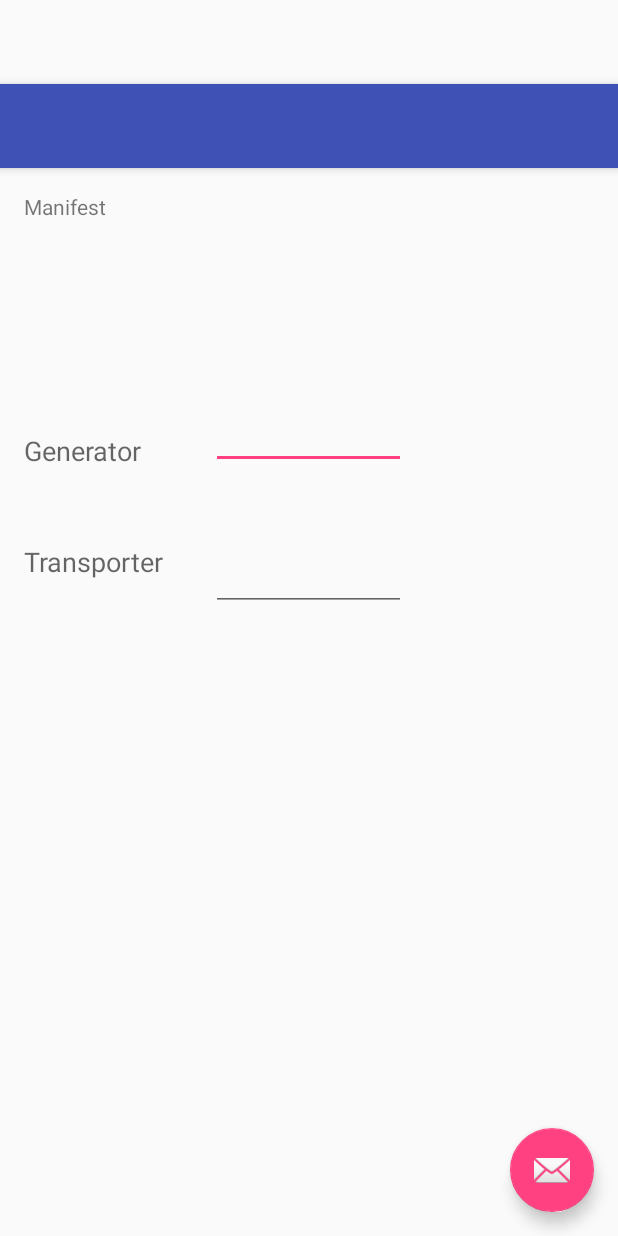
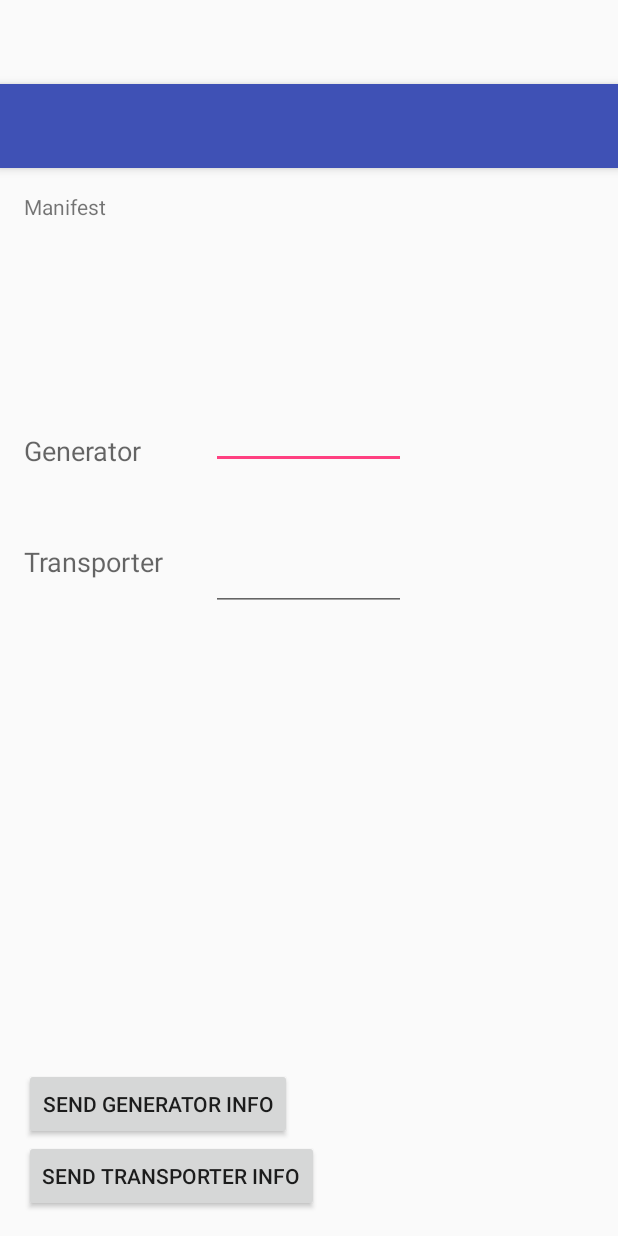
Before and after one commit to amdonov/hazmat, an Android app: the layout app_bar_generator.xml on its own in the app's theme, with its tools: preview values and no code run, on a phone screen of 412 x 824 dp. Run offline under Robolectric (Android 15) with nearby library versions, the phone set to English and light mode, and no system bars.

Commit message:
Implemented Transfer

```diff
--- a/app/src/main/AndroidManifest.xml
+++ b/app/src/main/AndroidManifest.xml
@@ -14,6 +14,7 @@
         android:theme="@style/AppTheme">
         <activity
             android:name=".GeneratorActivity"
+            android:launchMode="singleTask"
             android:label="@string/app_name"
             android:theme="@style/AppTheme.NoActionBar">
             <intent-filter>
--- a/app/src/main/res/layout/app_bar_generator.xml
+++ b/app/src/main/res/layout/app_bar_generator.xml
@@ -23,12 +23,4 @@
 
     <include layout="@layout/content_generator" />
 
-    <android.support.design.widget.FloatingActionButton
-        android:id="@+id/fab"
-        android:layout_width="wrap_content"
-        android:layout_height="wrap_content"
-        android:layout_gravity="bottom|end"
-        android:layout_margin="@dimen/fab_margin"
-        android:src="@android:drawable/ic_dialog_email" />
-
 </android.support.design.widget.CoordinatorLayout>
--- a/app/src/main/res/layout/content_generator.xml
+++ b/app/src/main/res/layout/content_generator.xml
@@ -54,4 +54,20 @@
         android:layout_alignTop="@+id/transporterID"
         android:layout_alignParentStart="true" />
 
+    <Button
+        android:layout_width="wrap_content"
+        android:layout_height="wrap_content"
+        android:text="Send Generator Info"
+        android:id="@+id/sendGenerator"
+        android:layout_above="@+id/sendTransporter"
+        android:layout_alignParentStart="true" />
+
+    <Button
+        android:layout_width="wrap_content"
+        android:layout_height="wrap_content"
+        android:text="Send Transporter INFO"
+        android:id="@+id/sendTransporter"
+        android:layout_alignParentBottom="true"
+        android:layout_alignParentStart="true" />
+
 </RelativeLayout>
```
Also changed, not shown: app/src/main/java/com/bah/hazmattransfer/GeneratorActivity.java (+59 -20 lines), app/src/main/java/com/bah/hazmattransfer/MessageType.java (added, +8 -0 lines).
